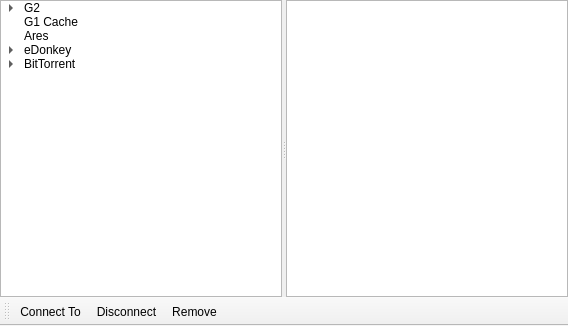
Above: trunk/UI/widgethostcache.ui from c3c/quazaa before the change. Below: the same form after it.
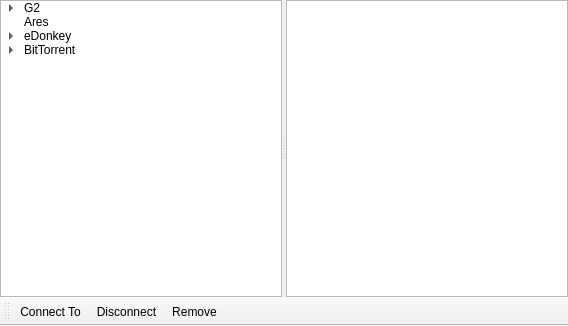
That is the form after the change. Icons and pictures are not drawn.

```diff
--- a/trunk/UI/widgethostcache.ui
+++ b/trunk/UI/widgethostcache.ui
@@ -54,15 +54,6 @@
          </property>
         </item>
        </item>
-       <item>
-        <property name="text">
-         <string>G1 Cache</string>
-        </property>
-        <property name="icon">
-         <iconset resource="Resource.qrc">
-          <normaloff>:/Resource/Networks/Gnutella1.png</normaloff>:/Resource/Networks/Gnutella1.png</iconset>
-        </property>
-       </item>
        <item>
         <property name="text">
          <string>Ares</string>
```
Left out of the diff: 16 changed lines with no effect on the pictures.
